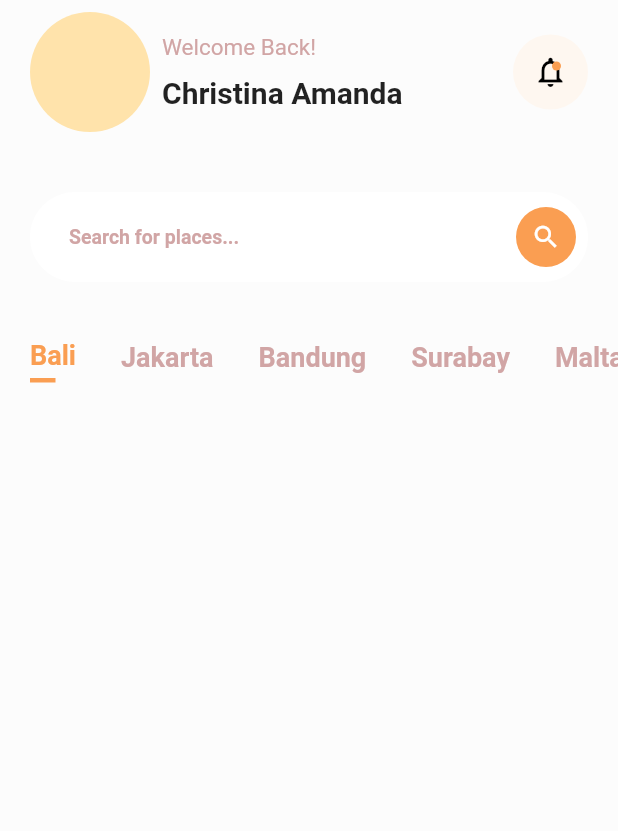
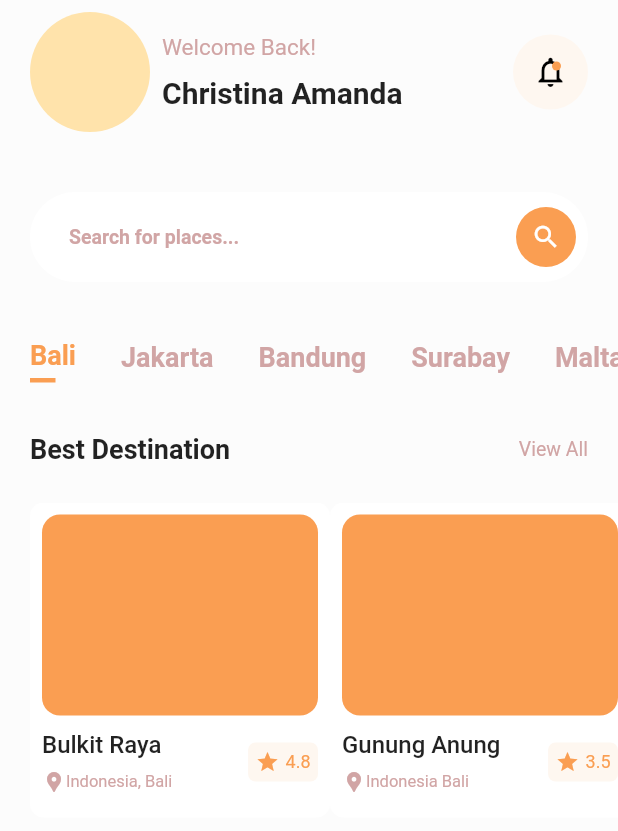
Before and after one commit to kpldvnpne/travel-app-implementation, a Flutter app: the screen it shows after launch, on a phone screen of 412 x 824 dp. Shown: the top 831 px of the screen. Run offline on Flutter 3.47's test engine with Material 2 defaults, Android fonts, the phone set to English and light mode, and no system bars.

Commit message:
Add Best Destination

```diff
--- a/lib/main.dart
+++ b/lib/main.dart
@@ -1,4 +1,3 @@
-import 'package:flutter/cupertino.dart';
 import 'package:flutter/material.dart';
 import 'package:flutter/services.dart';
 
@@ -78,6 +77,8 @@ class _HomePageState extends State<HomePage> {
               padding: EdgeInsets.only(left: horizontalPadding),
               child: Locations(),
             ),
+            const SizedBox(height: 34),
+            const BestDestination(padding: horizontalPadding),
           ],
         ),
       ),
@@ -254,3 +255,160 @@ class Location extends StatelessWidget {
     );
   }
 }
+
+class BestDestination extends StatelessWidget {
+  final double padding;
+
+  const BestDestination({Key? key, required this.padding}) : super(key: key);
+
+  @override
+  Widget build(BuildContext context) {
+    return Column(
+      children: [
+        Padding(
+          padding: EdgeInsets.symmetric(horizontal: padding),
+          child: Row(
+            mainAxisAlignment: MainAxisAlignment.spaceBetween,
+            children: const [
+              Text(
+                'Best Destination',
+                style: TextStyle(
+                  fontWeight: FontWeight.bold,
+                  fontSize: 18,
+                ),
+              ),
+              Text(
+                'View All',
+                style: TextStyle(
+                  color: greyColor,
+                  fontSize: 13,
+                  fontWeight: FontWeight.normal,
+                ),
+              )
+            ],
+          ),
+        ),
+        const SizedBox(height: 25),
+        SingleChildScrollView(
+          scrollDirection: Axis.horizontal,
+          child: Padding(
+            padding: EdgeInsets.symmetric(horizontal: padding),
+            child: Row(
+              mainAxisAlignment: MainAxisAlignment.start,
+              children: const [
+                BestDestinationCard(
+                  name: 'Bulkit Raya',
+                  location: 'Indonesia, Bali',
+                  rating: 4.8,
+                ),
+                BestDestinationCard(
+                  name: 'Gunung Anung',
+                  location: 'Indonesia Bali',
+                  rating: 3.5,
+                )
+              ],
+            ),
+          ),
+        )
+      ],
+    );
+  }
+}
+
+class BestDestinationCard extends StatelessWidget {
+  final String name;
+  final String location;
+  final double rating;
+
+  const BestDestinationCard(
+      {Key? key,
+      required this.name,
+      required this.location,
+      required this.rating})
+      : super(key: key);
+
+  @override
+  Widget build(BuildContext context) {
+    return Container(
+      width: 200,
+      height: 210,
+      decoration: BoxDecoration(
+        color: whiteColor,
+        borderRadius: BorderRadius.circular(9),
+      ),
+      padding: const EdgeInsets.all(8),
+      child: Column(
+        children: [
+          Container(
+            width: 184,
+            height: 134,
+            decoration: BoxDecoration(
+              color: themeColor,
+              borderRadius: BorderRadius.circular(12),
+            ),
+          ),
+          SizedBox(height: 10),
+          Row(
+            mainAxisAlignment: MainAxisAlignment.spaceBetween,
+            children: [
+              Column(
+                crossAxisAlignment: CrossAxisAlignment.start,
+                children: [
+                  Text(
+                    name,
+                    style: TextStyle(
+                      fontSize: 16,
+                      fontWeight: FontWeight.w500,
+                    ),
+                  ),
+                  const SizedBox(height: 7),
+                  Row(
+                    crossAxisAlignment: CrossAxisAlignment.center,
+                    children: [
+                      Icon(
+                        Icons.location_pin,
+                        size: 16,
+                        color: greyColor,
+                      ),
+                      Text(
+                        location,
+                        style: TextStyle(
+                          fontSize: 11,
+                          color: greyColor,
+                        ),
+                      ),
+                    ],
+                  ),
+                ],
+              ),
+              Container(
+                padding: const EdgeInsets.all(5),
+                decoration: BoxDecoration(
+                  color: themeColor3,
+                  borderRadius: BorderRadius.circular(5),
+                ),
+                child: Row(
+                  children: [
+                    const Icon(
+                      Icons.star,
+                      color: themeColor,
+                      size: 16,
+                    ),
+                    const SizedBox(width: 4),
+                    Text(
+                      rating.toStringAsFixed(1),
+                      style: const TextStyle(
+                        color: themeColor,
+                        fontSize: 12,
+                      ),
+                    ),
+                  ],
+                ),
+              ),
+            ],
+          ),
+        ],
+      ),
+    );
+  }
+}
```
